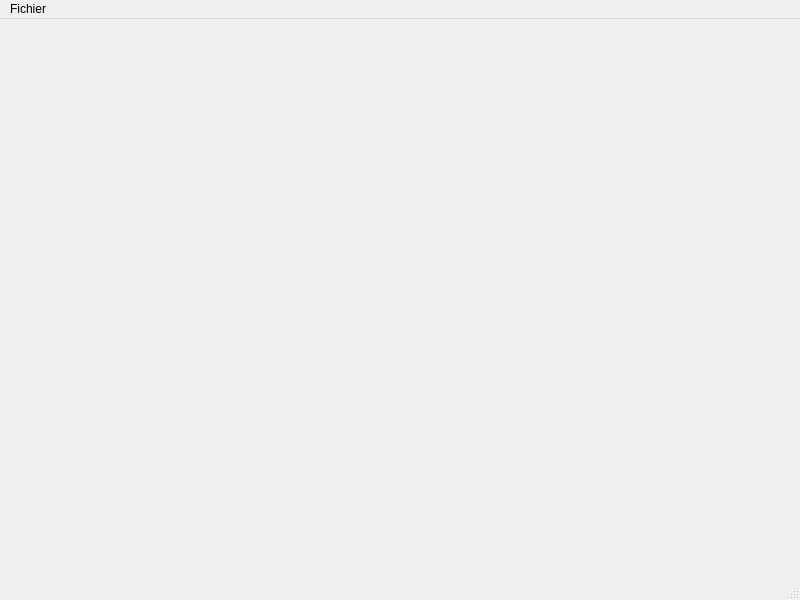
This is maintodolist.ui in minaoh06/TodoList-Win as Qt 5 draws it before an edit. The edited form follows.
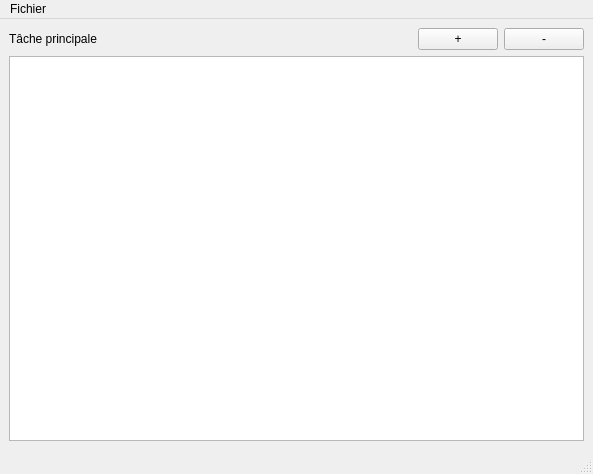
This is the edited form.

Diff of the .ui file:
```diff
--- a/maintodolist.ui
+++ b/maintodolist.ui
@@ -2,24 +2,104 @@
 <ui version="4.0">
  <class>MainTodoList</class>
  <widget class="QMainWindow" name="MainTodoList">
+  <property name="windowModality">
+   <enum>Qt::WindowModal</enum>
+  </property>
+  <property name="enabled">
+   <bool>true</bool>
+  </property>
   <property name="geometry">
    <rect>
     <x>0</x>
     <y>0</y>
-    <width>800</width>
-    <height>600</height>
+    <width>593</width>
+    <height>474</height>
    </rect>
   </property>
+  <property name="sizePolicy">
+   <sizepolicy hsizetype="Preferred" vsizetype="Preferred">
+    <horstretch>0</horstretch>
+    <verstretch>0</verstretch>
+   </sizepolicy>
+  </property>
   <property name="windowTitle">
    <string>MainWindow</string>
   </property>
-  <widget class="QWidget" name="centralwidget"/>
+  <widget class="QWidget" name="centralwidget">
+   <property name="sizePolicy">
+    <sizepolicy hsizetype="Preferred" vsizetype="Preferred">
+     <horstretch>0</horstretch>
+     <verstretch>0</verstretch>
+    </sizepolicy>
+   </property>
+   <property name="minimumSize">
+    <size>
+     <width>0</width>
+     <height>431</height>
+    </size>
+   </property>
+   <property name="maximumSize">
+    <size>
+     <width>982</width>
+     <height>431</height>
+    </size>
+   </property>
+   <layout class="QGridLayout" name="gridLayout">
+    <item row="1" column="3">
+     <widget class="QPushButton" name="boutonMoinsPrincipale">
+      <property name="text">
+       <string>-</string>
+      </property>
+     </widget>
+    </item>
+    <item row="1" column="2">
+     <widget class="QPushButton" name="boutonPlusPrincipale">
+      <property name="text">
+       <string>+</string>
+      </property>
+     </widget>
+    </item>
+    <item row="1" column="0">
+     <widget class="QLabel" name="labelTachePrincipale">
+      <property name="text">
+       <string>Tâche principale</string>
+      </property>
+     </widget>
+    </item>
+    <item row="1" column="1">
+     <spacer name="horizontalSpacer">
+      <property name="orientation">
+       <enum>Qt::Horizontal</enum>
+      </property>
+      <property name="sizeHint" stdset="0">
+       <size>
+        <width>789</width>
+        <height>20</height>
+       </size>
+      </property>
+     </spacer>
+    </item>
+    <item row="4" column="0" colspan="4">
+     <widget class="QListWidget" name="listWidgetPrincipale">
+      <property name="dragDropMode">
+       <enum>QAbstractItemView::NoDragDrop</enum>
+      </property>
+      <property name="selectionMode">
+       <enum>QAbstractItemView::MultiSelection</enum>
+      </property>
+      <property name="sortingEnabled">
+       <bool>false</bool>
+      </property>
+     </widget>
+    </item>
+   </layout>
+  </widget>
   <widget class="QMenuBar" name="menubar">
    <property name="geometry">
     <rect>
      <x>0</x>
      <y>0</y>
-     <width>800</width>
+     <width>593</width>
      <height>21</height>
     </rect>
    </property>
```
